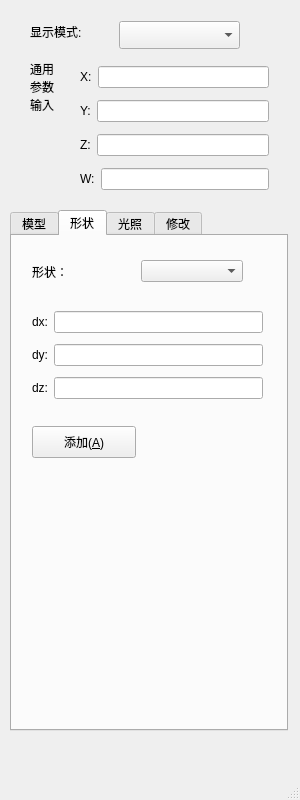
First picture: the form in ui/parbar.ui, repository wkcn/3dviewer, before the edit.
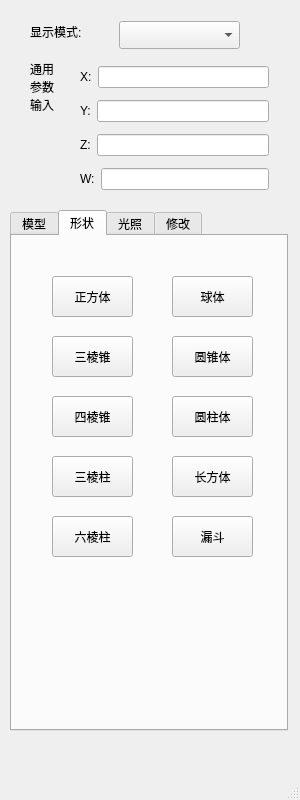
Second picture: the form after the edit. The open tabs and pages were chosen to show the change.

Commit message: add selecting shapes

Diff of the .ui file:
```diff
--- a/ui/parbar.ui
+++ b/ui/parbar.ui
@@ -133,82 +133,135 @@
      <attribute name="title">
       <string>形状</string>
      </attribute>
-     <widget class="QWidget" name="layoutWidget">
+     <widget class="QPushButton" name="pushButton_10">
       <property name="geometry">
        <rect>
-        <x>20</x>
-        <y>70</y>
-        <width>231</width>
-        <height>101</height>
+        <x>160</x>
+        <y>280</y>
+        <width>81</width>
+        <height>41</height>
        </rect>
       </property>
-      <layout class="QGridLayout" name="gridLayout_3">
-       <item row="0" column="0">
-        <widget class="QLabel" name="label_5">
-         <property name="text">
-          <string>dx:</string>
-         </property>
-        </widget>
-       </item>
-       <item row="0" column="1">
-        <widget class="QLineEdit" name="lineEditDX"/>
-       </item>
-       <item row="1" column="0">
-        <widget class="QLabel" name="label_6">
-         <property name="text">
-          <string>dy:</string>
-         </property>
-        </widget>
-       </item>
-       <item row="1" column="1">
-        <widget class="QLineEdit" name="lineEditDY"/>
-       </item>
-       <item row="2" column="0">
-        <widget class="QLabel" name="label_7">
-         <property name="text">
-          <string>dz:</string>
-         </property>
-        </widget>
-       </item>
-       <item row="2" column="1">
-        <widget class="QLineEdit" name="lineEditDZ"/>
-       </item>
-      </layout>
+      <property name="text">
+       <string>漏斗</string>
+      </property>
      </widget>
      <widget class="QPushButton" name="btnAddShape">
       <property name="geometry">
        <rect>
-        <x>20</x>
-        <y>190</y>
-        <width>104</width>
-        <height>32</height>
+        <x>40</x>
+        <y>160</y>
+        <width>81</width>
+        <height>41</height>
        </rect>
       </property>
       <property name="text">
-       <string>添加(&amp;A)</string>
+       <string>四棱锥</string>
       </property>
      </widget>
-     <widget class="QWidget" name="layoutWidget">
+     <widget class="QPushButton" name="pushButton_6">
       <property name="geometry">
        <rect>
-        <x>20</x>
-        <y>20</y>
-        <width>211</width>
-        <height>31</height>
+        <x>160</x>
+        <y>40</y>
+        <width>81</width>
+        <height>41</height>
        </rect>
       </property>
-      <layout class="QHBoxLayout" name="horizontalLayout_2">
-       <item>
-        <widget class="QLabel" name="shapeLabel">
-         <property name="text">
-          <string>形状：</string>
-         </property>
-        </widget>
-       </item>
-       <item>
-        <widget class="QComboBox" name="comboBoxShape"/>
-       </item>
-      </layout>
+      <property name="text">
+       <string>球体</string>
+      </property>
+     </widget>
+     <widget class="QPushButton" name="pushButton_8">
+      <property name="geometry">
+       <rect>
+        <x>160</x>
+        <y>160</y>
+        <width>81</width>
+        <height>41</height>
+       </rect>
+      </property>
+      <property name="text">
+       <string>圆柱体</string>
+      </property>
+     </widget>
+     <widget class="QPushButton" name="pushButton_2">
+      <property name="geometry">
+       <rect>
+        <x>40</x>
+        <y>100</y>
+        <width>81</width>
+        <height>41</height>
+       </rect>
+      </property>
+      <property name="text">
+       <string>三棱锥</string>
+      </property>
+     </widget>
+     <widget class="QPushButton" name="pushButton_4">
+      <property name="geometry">
+       <rect>
+        <x>40</x>
+        <y>220</y>
+        <width>81</width>
+        <height>41</height>
+       </rect>
+      </property>
+      <property name="text">
+       <string>三棱柱</string>
+      </property>
+     </widget>
+     <widget class="QPushButton" name="pushButton_5">
+      <property name="geometry">
+       <rect>
+        <x>40</x>
+        <y>280</y>
+        <width>81</width>
+        <height>41</height>
+       </rect>
+      </property>
+      <property name="text">
+       <string>六棱柱</string>
+      </property>
+     </widget>
+     <widget class="QPushButton" name="pushButton_7">
+      <property name="geometry">
+       <rect>
+        <x>160</x>
+        <y>100</y>
+        <width>81</width>
+        <height>41</height>
+       </rect>
+      </property>
+      <property name="text">
+       <string>圆锥体</string>
+      </property>
+     </widget>
+     <widget class="QPushButton" name="pushButton_9">
+      <property name="geometry">
+       <rect>
+        <x>160</x>
+        <y>220</y>
+        <width>81</width>
+        <height>41</height>
+       </rect>
+      </property>
+      <property name="text">
+       <string>长方体</string>
+      </property>
+     </widget>
+     <widget class="QPushButton" name="pushButton_1">
+      <property name="geometry">
+       <rect>
+        <x>40</x>
+        <y>40</y>
+        <width>81</width>
+        <height>41</height>
+       </rect>
+      </property>
+      <property name="text">
+       <string>正方体</string>
+      </property>
      </widget>
     </widget>
     <widget class="QWidget" name="tab_3">
```
Left out of the diff: 49 changed lines with no effect on the pictures. The commit also changes 6 other files.
